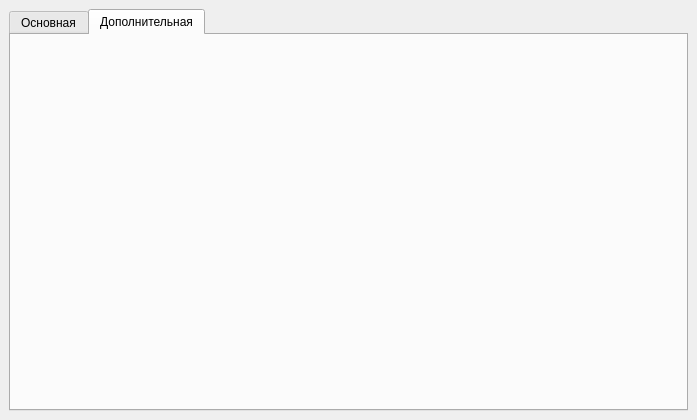
Above: mainwindow.ui from KeyartDev/Qt-Education before the change. Below: the same form after it.
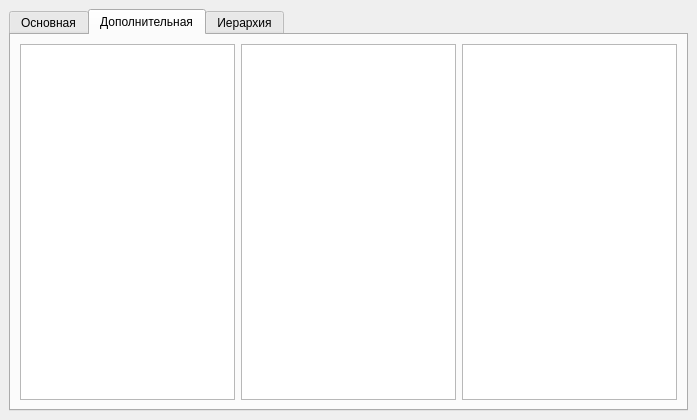
That is the form after the change. The open tabs and pages were chosen to show the change. Icons and pictures are not drawn.

```diff
--- a/mainwindow.ui
+++ b/mainwindow.ui
@@ -103,6 +103,31 @@
        <attribute name="title">
         <string>Дополнительная</string>
        </attribute>
+       <layout class="QHBoxLayout" name="horizontalLayout_2">
+        <item>
+         <layout class="QHBoxLayout" name="horizontalLayout">
+          <item>
+           <widget class="QTreeView" name="tree"/>
+          </item>
+          <item>
+           <widget class="QListView" name="list_2"/>
+          </item>
+          <item>
+           <widget class="QTableView" name="table"/>
+          </item>
+         </layout>
+        </item>
+       </layout>
+      </widget>
+      <widget class="QWidget" name="tab">
+       <attribute name="title">
+        <string>Иерархия</string>
+       </attribute>
+       <layout class="QHBoxLayout" name="horizontalLayout_3">
+        <item>
+         <widget class="QTreeView" name="treeIe"/>
+        </item>
+       </layout>
       </widget>
      </widget>
     </item>
```
Left out of the diff: 12 changed lines with no effect on the pictures.
